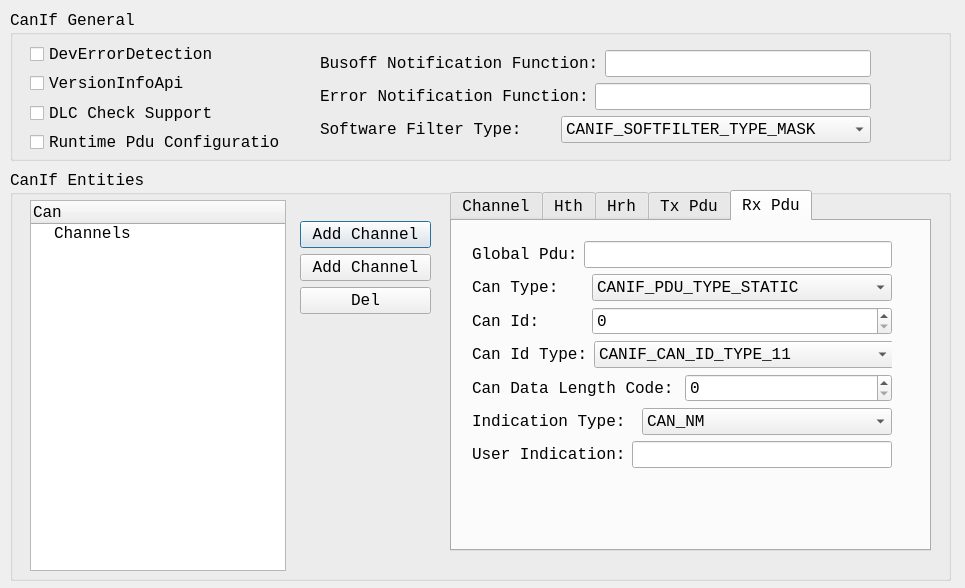
Qt form gainos_studio/ui_forms/comstack/CanIf_Dlg.ui (parai/GaInOS_Based_On_uTenux-tkernel) before a commit.
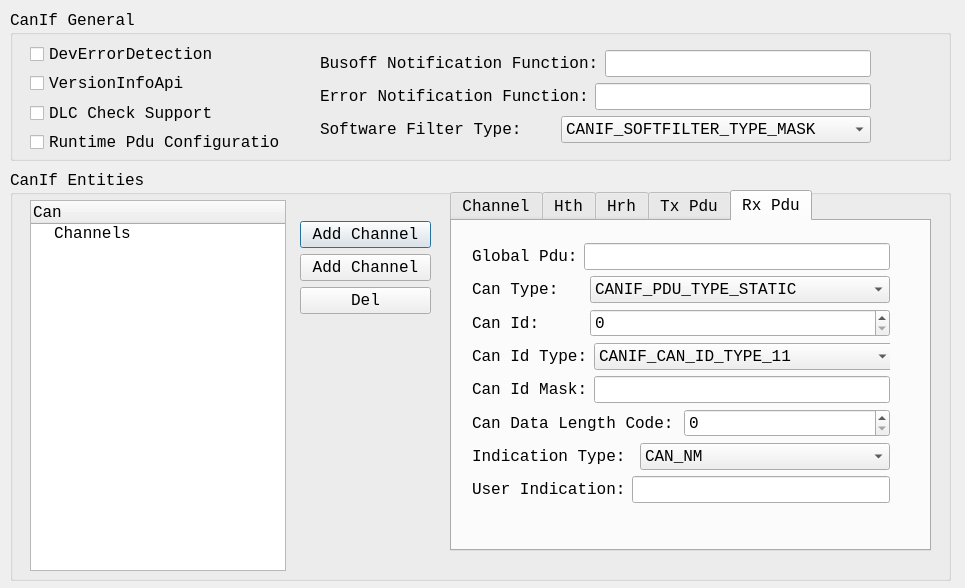
The same form after that commit. The open tabs and pages were chosen to show the change.

Commit message: CanIf small change of mask

```diff
--- a/gainos_studio/ui_forms/comstack/CanIf_Dlg.ui
+++ b/gainos_studio/ui_forms/comstack/CanIf_Dlg.ui
@@ -675,17 +675,15 @@
      <attribute name="title">
       <string>Rx Pdu</string>
      </attribute>
-     <widget class="QWidget" name="layoutWidget">
+     <widget class="QWidget" name="">
       <property name="geometry">
        <rect>
         <x>20</x>
-        <y>20</y>
-        <width>420</width>
-        <height>229</height>
+        <y>22</y>
+        <width>418</width>
+        <height>260</height>
        </rect>
       </property>
-      <layout class="QVBoxLayout" name="verticalLayout_9">
-       <item>
         <layout class="QVBoxLayout" name="verticalLayout_7">
          <item>
           <layout class="QHBoxLayout" name="horizontalLayout_8">
@@ -802,6 +800,31 @@
            </item>
           </layout>
          </item>
+       <item>
+        <layout class="QHBoxLayout" name="horizontalLayout_15">
+         <item>
+          <widget class="QLabel" name="label_45">
+           <property name="text">
+            <string>Can Id Mask:</string>
+           </property>
+          </widget>
+         </item>
+         <item>
+          <widget class="QLineEdit" name="leRxPduIdMask">
+           <property name="toolTip">
+            <string>&lt;!DOCTYPE HTML PUBLIC &quot;-//W3C//DTD HTML 4.0//EN&quot; &quot;http://www.w3.org/TR/REC-html40/strict.dtd&quot;&gt;
+&lt;html&gt;&lt;head&gt;&lt;meta name=&quot;qrichtext&quot; content=&quot;1&quot; /&gt;&lt;style type=&quot;text/css&quot;&gt;
+p, li { white-space: pre-wrap; }
+&lt;/style&gt;&lt;/head&gt;&lt;body style=&quot; font-family:'Consolas'; font-size:12pt; font-weight:400; font-style:normal;&quot;&gt;
+&lt;p style=&quot; margin-top:0px; margin-bottom:0px; margin-left:0px; margin-right:0px; -qt-block-indent:0; text-indent:0px;&quot;&gt;if software filter on,then only if &amp;lt;the reveived Can Id&amp;gt; &amp;amp; Mask == &amp;lt;Configured Can Id here&amp;gt; &amp;amp; Mask,Then the Pdu can be reveived(pass the filter) and a notification to upper layer can be generated.&lt;/p&gt;&lt;/body&gt;&lt;/html&gt;</string>
+           </property>
+           <property name="text">
+            <string/>
+           </property>
+          </widget>
+         </item>
+        </layout>
+       </item>
          <item>
           <layout class="QHBoxLayout" name="horizontalLayout_12">
            <item>
@@ -876,8 +899,6 @@
            </item>
           </layout>
          </item>
-        </layout>
-       </item>
        <item>
         <layout class="QHBoxLayout" name="horizontalLayout_14">
          <item>
```
Left out of the diff: 8 changed lines with no effect on the pictures. Lines whose indentation alone changed are shown as unchanged. The commit also changes 14 other files.
